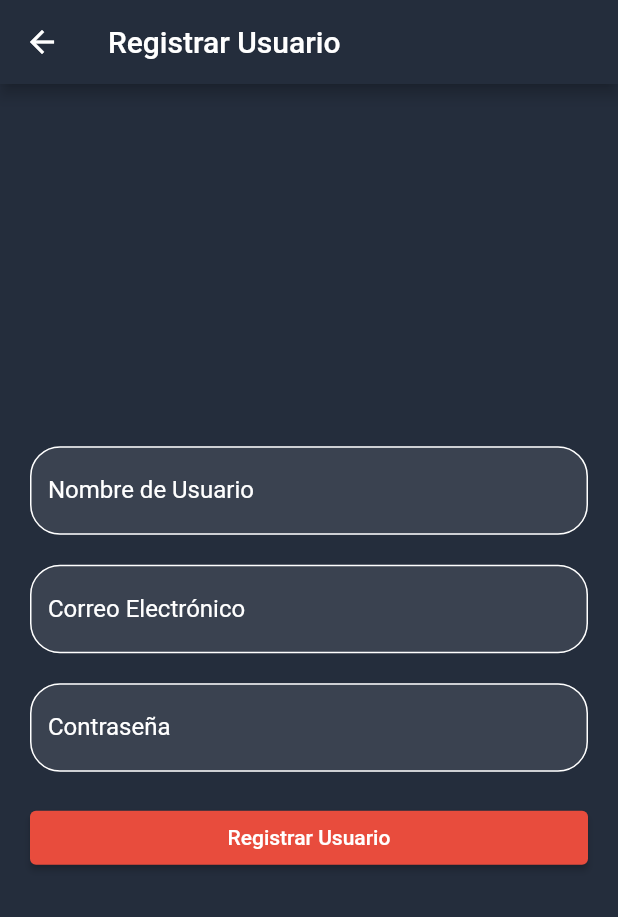
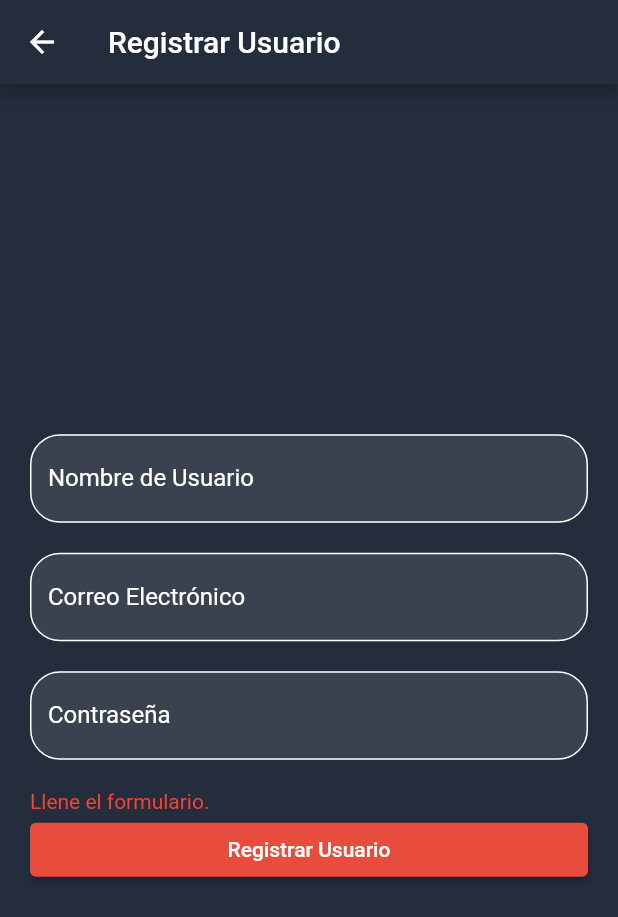
Before and after one commit to CharlieSCM/celaya_go, a Flutter app: the RegisterScreen screen opened by its route, after a tap on "Registrar Usuario", on a phone screen of 412 x 824 dp. Shown: the top 917 px of the screen. Run offline on Flutter 3.47's test engine with Material 2 defaults, Android fonts, the phone set to English and light mode, and no system bars; our stand-ins replace auto_size_text, carousel_slider, firebase_auth, firebase_core, firebase_messaging, flutter_local_notifications and 6 more; missing offline and left inert: day_night_switcher, github_sign_in_plus; accounts and stored records are empty.

Commit message:
tengo sueño :alien:
hola

```diff
--- a/lib/screens/register_screen.dart
+++ b/lib/screens/register_screen.dart
@@ -1,51 +1,9 @@
-// import 'package:flutter/material.dart';
-// import 'package:celaya_go/screens/register_screen.dart';
-// import 'package:celaya_go/firebase/email_auth.dart';
-
-// class RegisterScreen extends StatefulWidget {
-//   const RegisterScreen({super.key});
-
-//   @override
-//   State<RegisterScreen> createState() => _RegisterScreenState();
-// }
-
-// class _RegisterScreenState extends State<RegisterScreen> {
-//   final conNameUser = TextEditingController();
-//   final conEmailUser = TextEditingController();
-//   final conPwdUser = TextEditingController();
-//   final emailAuth = EmailAuth();
-
-//   @override
-//   Widget build(BuildContext context) {
-//     return Scaffold(
-//       appBar: AppBar(title: Text('Registrar Usuario')),
-//       body: Column(children: [
-//         TextFormField(
-//           controller: conNameUser,
-//         ),
-//         TextFormField(
-//           controller: conEmailUser,
-//         ),
-//         TextFormField(
-//           controller: conPwdUser,
-//         ),
-//         ElevatedButton(
-//             onPressed: () {
-//               var email = conEmailUser.text;
-//               var pwd = conPwdUser.text;
-//               emailAuth.createUser(emailUser: email, pwdUser: pwd);
-//             },
-//             child: Text('Registrar Usuario'))
-//       ]),
-//     );
-//   }
-// }
 
 import 'package:flutter/material.dart';
 import 'package:celaya_go/firebase/email_auth.dart';
 
 class RegisterScreen extends StatefulWidget {
-  const RegisterScreen({super.key});
+  const RegisterScreen({Key? key});
 
   @override
   State<RegisterScreen> createState() => _RegisterScreenState();
@@ -57,16 +15,39 @@ class _RegisterScreenState extends State<RegisterScreen> {
   final conPwdUser = TextEditingController();
   final emailAuth = EmailAuth();
 
+  String errorMessage = '';
+
+  // Función para mostrar una ventana emergente
+  Future<void> _showDialog(String message) async {
+    return showDialog<void>(
+      context: context,
+      builder: (BuildContext context) {
+        return AlertDialog(
+          title: Text('Mensaje'),
+          content: Text(message),
+          actions: <Widget>[
+            TextButton(
+              onPressed: () {
+                Navigator.of(context).pop();
+              },
+              child: Text('Aceptar'),
+            ),
+          ],
+        );
+      },
+    );
+  }
+
   @override
   Widget build(BuildContext context) {
     return Scaffold(
-      backgroundColor: Color.fromARGB(255, 36, 45, 60), // Fondo más oscuro
+      backgroundColor: Color.fromARGB(255, 36, 45, 60),
       appBar: AppBar(
         title: Text(
           'Registrar Usuario',
           style: TextStyle(color: Colors.white),
         ),
-        backgroundColor: Color.fromARGB(255, 36, 45, 60), // Fondo más oscuro
+        backgroundColor: Color.fromARGB(255, 36, 45, 60),
       ),
       body: Padding(
         padding: EdgeInsets.all(20.0),
@@ -132,14 +113,32 @@ class _RegisterScreenState extends State<RegisterScreen> {
               ),
             ),
             SizedBox(height: 20),
+            Text(
+              errorMessage,
+              style: TextStyle(color: Colors.red),
+            ),
             ElevatedButton(
-              onPressed: () {
-                var email = conEmailUser.text;
-                var pwd = conPwdUser.text;
-                emailAuth.createUser(emailUser: email, pwdUser: pwd);
+              onPressed: () async {
+                if (conNameUser.text.isNotEmpty &&
+                    conEmailUser.text.isNotEmpty &&
+                    conPwdUser.text.isNotEmpty) {
+                  // Todos los campos están llenos
+                  var email = conEmailUser.text;
+                  var pwd = conPwdUser.text;
+                  emailAuth.createUser(emailUser: email, pwdUser: pwd);
+
+                  // Muestra la ventana emergente con el mensaje de verificación
+                  await _showDialog('Verifique su correo por favor.');
+
+                } else {
+                  // Al menos un campo está vacío
+                  setState(() {
+                    errorMessage = 'Llene el formulario.';
+                  });
+                }
               },
               style: ElevatedButton.styleFrom(
-                primary: Color.fromARGB(255, 232, 76, 61), // Rojo más intenso
+                primary: Color.fromARGB(255, 232, 76, 61),
               ),
               child: Text('Registrar Usuario'),
             ),
--- a/lib/screens/tradicion.dart
+++ b/lib/screens/tradicion.dart
@@ -4,7 +4,6 @@ import 'package:celaya_go/SacercaCelaya/cultura_screen.dart';
 import 'package:celaya_go/SacercaCelaya/historia_screen.dart';
 import 'package:celaya_go/SacercaCelaya/tradiciones_screen.dart';
 import 'package:flutter/material.dart';
-
 
 void main() {
   runApp(MaterialApp(
@@ -53,12 +52,13 @@ class CelayaInfoScreen extends StatelessWidget {
             style: TextStyle(
               fontSize: 24.0,
               fontWeight: FontWeight.bold,
+              fontFamily: 'KdamThmorPro',
             ),
           ),
           SizedBox(height: 8.0),
           Text(
             'Descubre la historia, cultura y tradiciones',
-            style: TextStyle(fontSize: 16.0),
+            style: TextStyle(fontSize: 16.0, fontFamily: 'KdamThmorPro'),
             textAlign: TextAlign.center,
           ),
         ],
@@ -94,6 +94,7 @@ class CelayaInfoScreen extends StatelessWidget {
                   style: TextStyle(
                     fontSize: 20.0,
                     fontWeight: FontWeight.bold,
+                    fontFamily: 'KdamThmorPro',
                   ),
                 ),
               ],
--- a/pubspec.yaml
+++ b/pubspec.yaml
@@ -102,3 +102,6 @@ flutter:
     - family: DM Serif Display
       fonts:
         - asset: fonts/DMSerifDisplay-Italic.ttf
+    - family: KdamThmorPro
+      fonts:
+        - asset: fonts/KdamThmorPro-Regular.ttf
```
Also changed, not shown: fonts/KdamThmorPro-Regular.ttf (added).
